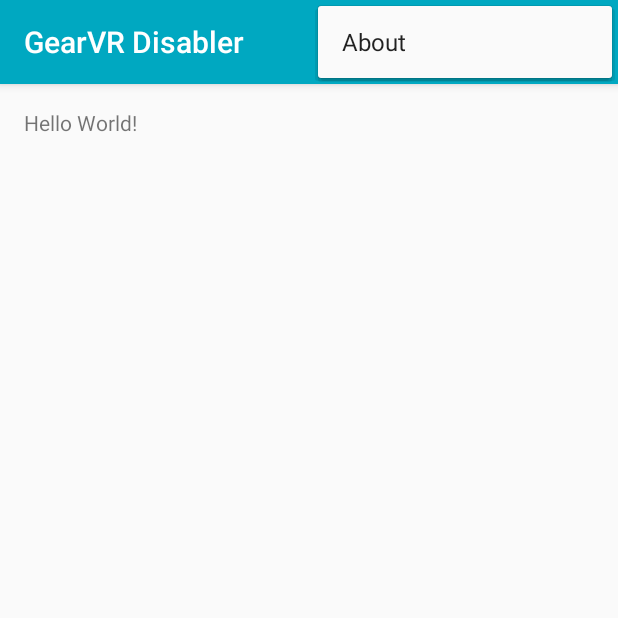
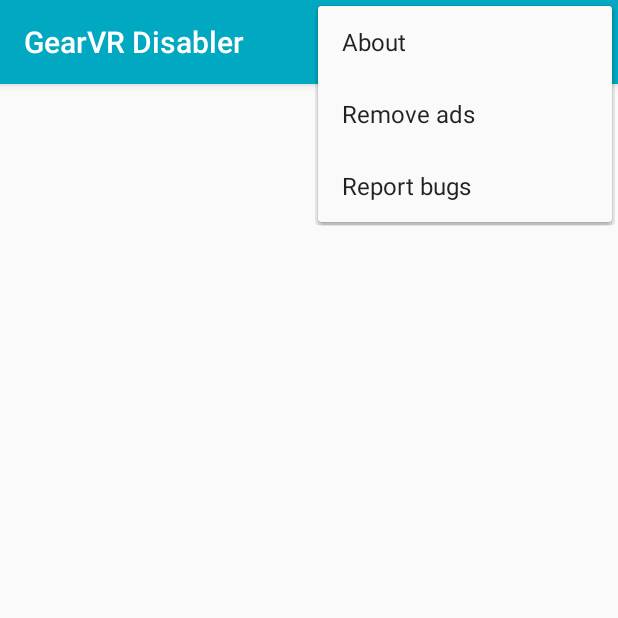
Before and after one commit to ViBorges/GearVR-Disabler, an Android app: the screen it shows after launch (MainActivity), with the options menu open, on a phone screen of 412 x 824 dp, the top half of it. Run offline under Robolectric (Android 15) with nearby library versions, the phone set to English and light mode, and no system bars; our stand-ins replace AdMob.

Commit message:
Menu items, minor visual changes

```diff
--- a/app/build.gradle
+++ b/app/build.gradle
@@ -5,7 +5,7 @@ android {
     buildToolsVersion "25.0.1"
     defaultConfig {
         applicationId "com.vba.gearvrdisabler"
-        minSdkVersion 19
+        minSdkVersion 21
         targetSdkVersion 25
         versionCode 1
         versionName "1.0"
@@ -27,6 +27,7 @@ dependencies {
     compile 'com.android.support:appcompat-v7:25.0.1'
     compile 'com.android.support:design:25.0.1'
     compile 'com.google.firebase:firebase-ads:9.6.1'
+    compile 'com.google.firebase:firebase-core:9.6.1'
     testCompile 'junit:junit:4.12'
 }
 
--- a/app/src/main/java/com/vba/gearvrdisabler/MainActivity.java
+++ b/app/src/main/java/com/vba/gearvrdisabler/MainActivity.java
@@ -2,11 +2,8 @@ package com.vba.gearvrdisabler;
 
 import android.content.Intent;
 import android.os.Bundle;
-import android.support.design.widget.FloatingActionButton;
-import android.support.design.widget.Snackbar;
 import android.support.v7.app.AppCompatActivity;
 import android.support.v7.widget.Toolbar;
-import android.view.View;
 import android.view.Menu;
 import android.view.MenuItem;
 
@@ -67,6 +64,14 @@ public class MainActivity extends AppCompatActivity {
             }
         }
 
+        if (id == R.id.action_remove_ads) {
+            return true;
+        }
+
+        if (id == R.id.action_report_bug) {
+            return true;
+        }
+
         return super.onOptionsItemSelected(item);
     }
 }
--- a/app/src/main/res/layout/content_main.xml
+++ b/app/src/main/res/layout/content_main.xml
@@ -14,11 +14,6 @@
     tools:context="com.vba.gearvrdisabler.MainActivity"
     tools:showIn="@layout/activity_main">
 
-    <TextView
-        android:layout_width="wrap_content"
-        android:layout_height="wrap_content"
-        android:text="Hello World!" />
-
     <com.google.android.gms.ads.AdView
         android:id="@+id/main_adView"
         android:layout_width="wrap_content"
--- a/app/src/main/res/menu/menu_main.xml
+++ b/app/src/main/res/menu/menu_main.xml
@@ -4,7 +4,20 @@
     tools:context="com.vba.gearvrdisabler.MainActivity">
     <item
         android:id="@+id/action_about"
-        android:orderInCategory="100"
+        android:orderInCategory="101"
         android:title="@string/action_about"
         app:showAsAction="never" />
+
+    <item
+        android:id="@+id/action_remove_ads"
+        android:orderInCategory="102"
+        app:showAsAction="never"
+        android:title="@string/remove_ads"/>
+
+    <item
+        android:id="@+id/action_report_bug"
+        android:title="@string/report_bug"
+        android:orderInCategory="103"
+        app:showAsAction="never"
+        />
 </menu>
--- a/app/src/main/res/values/strings.xml
+++ b/app/src/main/res/values/strings.xml
@@ -7,4 +7,6 @@
     <string name="donate">Buy me a beer (:</string>
     <string name="banner_main_id">ca-app-pub-3212958863845087/1406909650</string>
     <string name="banner_about_id">ca-app-pub-3212958863845087/5021354052</string>
+    <string name="report_bug">Report bugs</string>
+    <string name="remove_ads">Remove ads</string>
 </resources>
--- a/app/src/main/res/values/styles.xml
+++ b/app/src/main/res/values/styles.xml
@@ -19,6 +19,7 @@
 
     <style name="SplashTheme" parent="Theme.AppCompat.NoActionBar">
         <item name="android:windowBackground">@drawable/splashscreen_background</item>
+        <item name="android:colorPrimaryDark">@color/colorPrimaryDark</item>
     </style>
 
 </resources>
```
Also changed, not shown: 2 other files.
